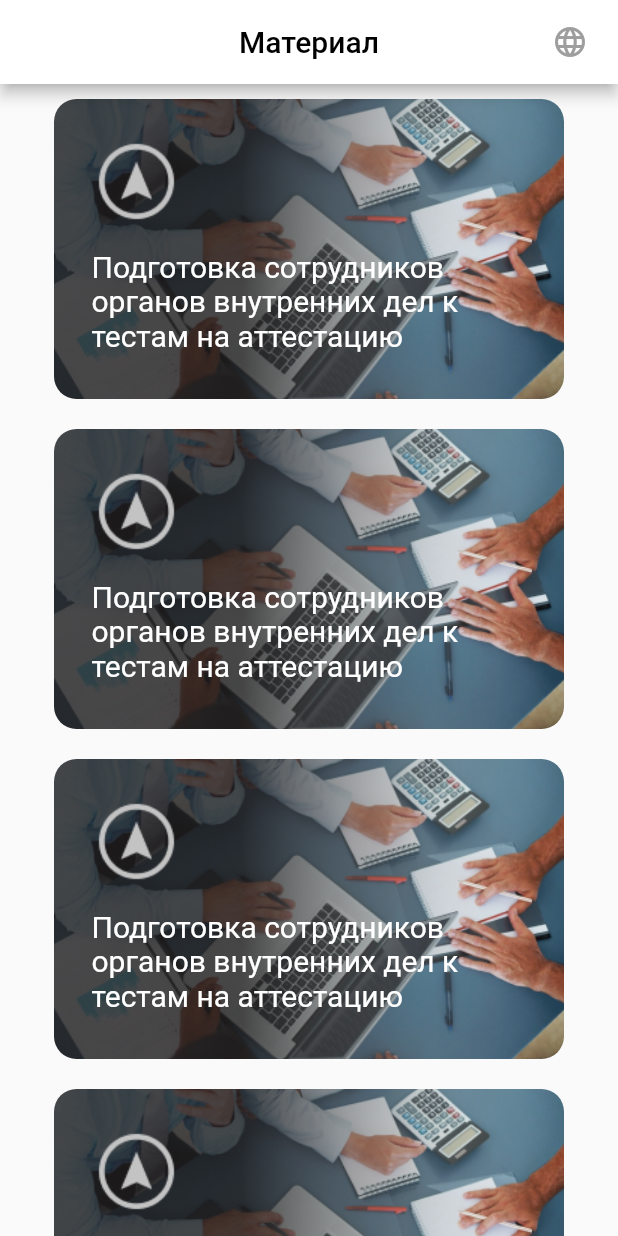
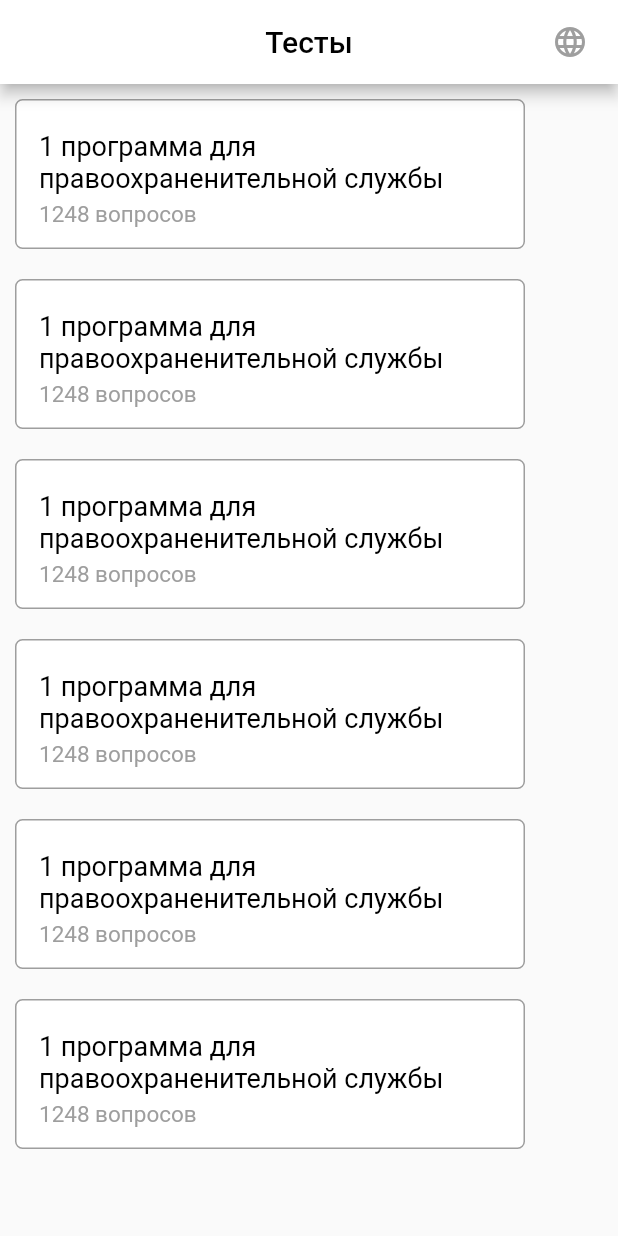
Before and after one commit to Nekori228/EmTest, a Flutter app: the screen it shows after launch, after a tap on "Button", on a phone screen of 412 x 824 dp. Run offline on Flutter 3.47's test engine with Material 2 defaults, Android fonts, the phone set to English and light mode, and no system bars.

Commit message:
Add material_cont.dart and tests_page.dart pages

```diff
--- a/lib/main.dart
+++ b/lib/main.dart
@@ -1,5 +1,6 @@
 import 'package:emtest/pages/material.dart';
 import 'package:emtest/pages/news.dart';
+import 'package:emtest/pages/tests_page.dart';
 import 'package:flutter/material.dart';
 
 void main() {
@@ -14,17 +15,8 @@ class MyApp extends StatelessWidget {
   Widget build(BuildContext context) {
     return MaterialApp(
       title: 'Flutter Demo',
-      theme: ThemeData(
-        // This is the theme of your application.
-        //
-        // Try running your application with "flutter run". You'll see the
-        // application has a blue toolbar. Then, without quitting the app, try
-        // changing the primarySwatch below to Colors.green and then invoke
-        // "hot reload" (press "r" in the console where you ran "flutter run",
-        // or simply save your changes to "hot reload" in a Flutter IDE).
-        // Notice that the counter didn't reset back to zero; the application
-        // is not restarted.
-        primarySwatch: Colors.blue,
+      theme: ThemeData.fallback(
+
       ),
       home: const MyHomePage(title: 'Flutter Demo Home Page'),
     );
@@ -103,7 +95,7 @@ class _MyHomePageState extends State<MyHomePage> {
               child: ElevatedButton(
                 onPressed: () {
                   Navigator.push(
-                    context, MaterialPageRoute(builder: (context) => material()));
+                    context, MaterialPageRoute(builder: (context) => tests()));
                 }, child: Text('Button'),
               ),
             ),
--- /dev/null
+++ b/lib/pages/tests_page.dart
@@ -0,0 +1,76 @@
+import 'package:flutter/material.dart';
+
+class tests extends StatelessWidget {
+  const tests({Key? key}) : super(key: key);
+
+  @override
+  Widget build(BuildContext context) {
+    return Scaffold(
+      appBar: AppBar(
+        backgroundColor: Colors.white,
+        title: Text(
+          'Тесты',
+          style: TextStyle(color: Colors.black),
+        ),
+        centerTitle: true,
+        actions: <Widget>[
+          Padding(
+            padding: EdgeInsets.only(right: 20.0),
+            child: GestureDetector(
+              onTap: () {},
+              child: Icon(
+                Icons.language,
+                color: Colors.grey,
+              ),
+            ),
+          ),
+        ],
+      ),
+      body: SingleChildScrollView(
+        scrollDirection: Axis.vertical,
+        child: Column(
+          children: [
+            tests_block(),
+            tests_block(),
+            tests_block(),
+            tests_block(),
+            tests_block(),
+            tests_block(),
+          ],
+        ),
+      ),
+    );
+  }
+}
+
+class tests_block extends StatelessWidget {
+  const tests_block({Key? key}) : super(key: key);
+
+  @override
+  Widget build(BuildContext context) {
+    return Padding(
+      padding: const EdgeInsets.all(10),
+      child: Container(
+        decoration: BoxDecoration(
+            color: Colors.white,
+            borderRadius: BorderRadius.circular(5),
+            border: Border.all(color: Colors.grey)),
+        width: 340,
+        height: 100,
+        child: Column(
+          crossAxisAlignment: CrossAxisAlignment.start,
+          children: [
+            Padding(
+              padding: const EdgeInsets.fromLTRB(15, 20, 15, 5),
+              child: Text('1 программа для правоохраненительной службы', style: TextStyle(color: Colors.black, fontSize: 18),),
+            ),
+            Padding(
+              padding: const EdgeInsets.fromLTRB(15, 0, 0, 0),
+              child: Text('1248 вопросов', style: TextStyle(color: Colors.grey, fontSize: 15),),
+            ),
+          ],
+        ),
+      ),
+    );
+  }
+}
```
Also changed, not shown: lib/pages/material.dart (+13 -5 lines), lib/pages/material_cont.dart (added, +94 -0 lines), lib/pages/news.dart (+6 -1 lines), assets/images/material_content.png (added).
